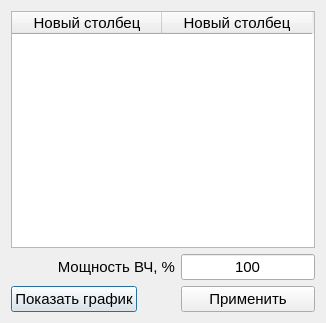
This is voltage.ui in fdult/acceptance_generator as Qt 5 draws it before an edit. The edited form follows.
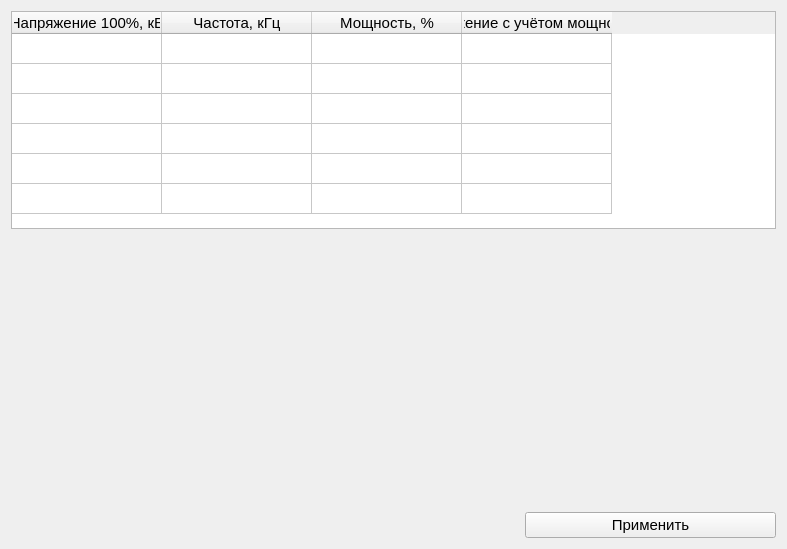
This is the edited form. Custom widgets are drawn as their Qt base class.

What changed in the file:
```diff
--- a/voltage.ui
+++ b/voltage.ui
@@ -6,59 +6,14 @@
    <rect>
     <x>0</x>
     <y>0</y>
-    <width>326</width>
-    <height>323</height>
+    <width>787</width>
+    <height>549</height>
    </rect>
   </property>
   <property name="windowTitle">
    <string>Dialog</string>
   </property>
   <layout class="QGridLayout" name="gridLayout">
-   <item row="1" column="2">
-    <widget class="QLineEdit" name="lineEdit">
-     <property name="font">
-      <font>
-       <pointsize>11</pointsize>
-      </font>
-     </property>
-     <property name="focusPolicy">
-      <enum>Qt::ClickFocus</enum>
-     </property>
-     <property name="text">
-      <string>100</string>
-     </property>
-     <property name="alignment">
-      <set>Qt::AlignCenter</set>
-     </property>
-    </widget>
-   </item>
-   <item row="2" column="0">
-    <widget class="QPushButton" name="pushButton_2">
-     <property name="font">
-      <font>
-       <pointsize>11</pointsize>
-      </font>
-     </property>
-     <property name="text">
-      <string>Показать график</string>
-     </property>
-    </widget>
-   </item>
-   <item row="2" column="2">
-    <widget class="QPushButton" name="pushButton">
-     <property name="font">
-      <font>
-       <pointsize>11</pointsize>
-      </font>
-     </property>
-     <property name="focusPolicy">
-      <enum>Qt::NoFocus</enum>
-     </property>
-     <property name="text">
-      <string>Применить</string>
-     </property>
-    </widget>
-   </item>
    <item row="0" column="0" colspan="3">
     <widget class="QTableWidget" name="tableWidget">
      <property name="sizePolicy">
@@ -79,7 +34,7 @@
       <enum>QAbstractScrollArea::AdjustToContents</enum>
      </property>
      <property name="editTriggers">
-      <set>QAbstractItemView::NoEditTriggers</set>
+      <set>QAbstractItemView::AllEditTriggers</set>
      </property>
      <property name="showGrid">
       <bool>true</bool>
@@ -90,48 +45,267 @@
      <attribute name="verticalHeaderVisible">
       <bool>false</bool>
      </attribute>
+     <row>
+      <property name="text">
+       <string>Новая строка</string>
+      </property>
+     </row>
+     <row>
+      <property name="text">
+       <string>Новая строка</string>
+      </property>
+     </row>
+     <row>
+      <property name="text">
+       <string>Новая строка</string>
+      </property>
+     </row>
+     <row>
+      <property name="text">
+       <string>Новая строка</string>
+      </property>
+     </row>
+     <row>
+      <property name="text">
+       <string>Новая строка</string>
+      </property>
+     </row>
+     <row>
+      <property name="text">
+       <string>Новая строка</string>
+      </property>
+     </row>
      <column>
       <property name="text">
-       <string>Новый столбец</string>
+       <string>Напряжение 100%, кВ</string>
       </property>
      </column>
      <column>
       <property name="text">
-       <string>Новый столбец</string>
+       <string>Частота, кГц</string>
       </property>
      </column>
+     <column>
+      <property name="text">
+       <string>Мощность, %</string>
+      </property>
+     </column>
+     <column>
+      <property name="text">
+       <string>Напряжение с учётом мощности, кВ</string>
+      </property>
+     </column>
+     <item row="0" column="0">
+      <property name="text">
+       <string/>
+      </property>
+      <property name="flags">
+       <set>ItemIsSelectable|ItemIsEnabled</set>
+      </property>
+     </item>
+     <item row="0" column="1">
+      <property name="text">
+       <string/>
+      </property>
+      <property name="flags">
+       <set>ItemIsSelectable|ItemIsEnabled</set>
+      </property>
+     </item>
+     <item row="0" column="2">
+      <property name="text">
+       <string/>
+      </property>
+      <property name="flags">
+       <set>ItemIsSelectable|ItemIsEditable|ItemIsUserCheckable|ItemIsEnabled</set>
+      </property>
+     </item>
+     <item row="0" column="3">
+      <property name="flags">
+       <set>ItemIsSelectable|ItemIsEnabled</set>
+      </property>
+     </item>
+     <item row="1" column="0">
+      <property name="text">
+       <string/>
+      </property>
+      <property name="flags">
+       <set>ItemIsSelectable|ItemIsEnabled</set>
+      </property>
+     </item>
+     <item row="1" column="1">
+      <property name="text">
+       <string/>
+      </property>
+      <property name="flags">
+       <set>ItemIsSelectable|ItemIsEnabled</set>
+      </property>
+     </item>
+     <item row="1" column="2">
+      <property name="text">
+       <string/>
+      </property>
+      <property name="flags">
+       <set>ItemIsSelectable|ItemIsEditable|ItemIsUserCheckable|ItemIsEnabled</set>
+      </property>
+     </item>
+     <item row="1" column="3">
+      <property name="flags">
+       <set>ItemIsSelectable|ItemIsEnabled</set>
+      </property>
+     </item>
+     <item row="2" column="0">
+      <property name="text">
+       <string/>
+      </property>
+      <property name="flags">
+       <set>ItemIsSelectable|ItemIsEnabled</set>
+      </property>
+     </item>
+     <item row="2" column="1">
+      <property name="text">
+       <string/>
+      </property>
+      <property name="flags">
+       <set>ItemIsSelectable|ItemIsEnabled</set>
+      </property>
+     </item>
+     <item row="2" column="2">
+      <property name="text">
+       <string/>
+      </property>
+      <property name="flags">
+       <set>ItemIsSelectable|ItemIsEditable|ItemIsUserCheckable|ItemIsEnabled</set>
+      </property>
+     </item>
+     <item row="2" column="3">
+      <property name="flags">
+       <set>ItemIsSelectable|ItemIsEnabled</set>
+      </property>
+     </item>
+     <item row="3" column="0">
+      <property name="text">
+       <string/>
+      </property>
+      <property name="flags">
+       <set>ItemIsSelectable|ItemIsEnabled</set>
+      </property>
+     </item>
+     <item row="3" column="1">
+      <property name="text">
+       <string/>
+      </property>
+      <property name="flags">
+       <set>ItemIsSelectable|ItemIsEnabled</set>
+      </property>
+     </item>
+     <item row="3" column="2">
+      <property name="text">
+       <string/>
+      </property>
+      <property name="flags">
+       <set>ItemIsSelectable|ItemIsEditable|ItemIsUserCheckable|ItemIsEnabled</set>
+      </property>
+     </item>
+     <item row="3" column="3">
+      <property name="flags">
+       <set>ItemIsSelectable|ItemIsEnabled</set>
+      </property>
+     </item>
+     <item row="4" column="0">
+      <property name="text">
+       <string/>
+      </property>
+      <property name="flags">
+       <set>ItemIsSelectable|ItemIsEnabled</set>
+      </property>
+     </item>
+     <item row="4" column="1">
+      <property name="text">
+       <string/>
+      </property>
+      <property name="flags">
+       <set>ItemIsSelectable|ItemIsEnabled</set>
+      </property>
+     </item>
+     <item row="4" column="2">
+      <property name="text">
+       <string/>
+      </property>
+      <property name="flags">
+       <set>ItemIsSelectable|ItemIsEditable|ItemIsUserCheckable|ItemIsEnabled</set>
+      </property>
+     </item>
+     <item row="4" column="3">
+      <property name="flags">
+       <set>ItemIsSelectable|ItemIsEnabled</set>
+      </property>
+     </item>
+     <item row="5" column="0">
+      <property name="text">
+       <string/>
+      </property>
+      <property name="flags">
+       <set>ItemIsSelectable|ItemIsEnabled</set>
+      </property>
+     </item>
+     <item row="5" column="1">
+      <property name="text">
+       <string/>
+      </property>
+      <property name="flags">
+       <set>ItemIsSelectable|ItemIsEnabled</set>
+      </property>
+     </item>
+     <item row="5" column="2">
+      <property name="text">
+       <string/>
+      </property>
+      <property name="flags">
+       <set>ItemIsSelectable|ItemIsEditable|ItemIsUserCheckable|ItemIsEnabled</set>
+      </property>
+     </item>
+     <item row="5" column="3">
+      <property name="flags">
+       <set>ItemIsSelectable|ItemIsEnabled</set>
+      </property>
+     </item>
     </widget>
    </item>
-   <item row="2" column="1">
-    <spacer name="horizontalSpacer">
-     <property name="orientation">
-      <enum>Qt::Horizontal</enum>
+   <item row="1" column="0" colspan="3">
+    <widget class="QCustomPlot" name="plot" native="true">
+     <property name="sizePolicy">
+      <sizepolicy hsizetype="Preferred" vsizetype="Expanding">
+       <horstretch>0</horstretch>
+       <verstretch>0</verstretch>
+      </sizepolicy>
      </property>
-     <property name="sizeHint" stdset="0">
-      <size>
-       <width>40</width>
-       <height>20</height>
-      </size>
-     </property>
-    </spacer>
+    </widget>
    </item>
-   <item row="1" column="0" colspan="2">
-    <widget class="QLabel" name="label">
+   <item row="2" column="2">
+    <widget class="QPushButton" name="pushButton">
      <property name="font">
       <font>
        <pointsize>11</pointsize>
       </font>
      </property>
+     <property name="focusPolicy">
+      <enum>Qt::NoFocus</enum>
+     </property>
      <property name="text">
-      <string>Мощность ВЧ, %</string>
-     </property>
-     <property name="alignment">
-      <set>Qt::AlignRight|Qt::AlignTrailing|Qt::AlignVCenter</set>
+      <string>Применить</string>
      </property>
     </widget>
    </item>
   </layout>
  </widget>
+ <customwidgets>
+  <customwidget>
+   <class>QCustomPlot</class>
+   <extends>QWidget</extends>
+   <header>qcustomplot.h</header>
+   <container>1</container>
+  </customwidget>
+ </customwidgets>
  <resources/>
  <connections/>
 </ui>
```
